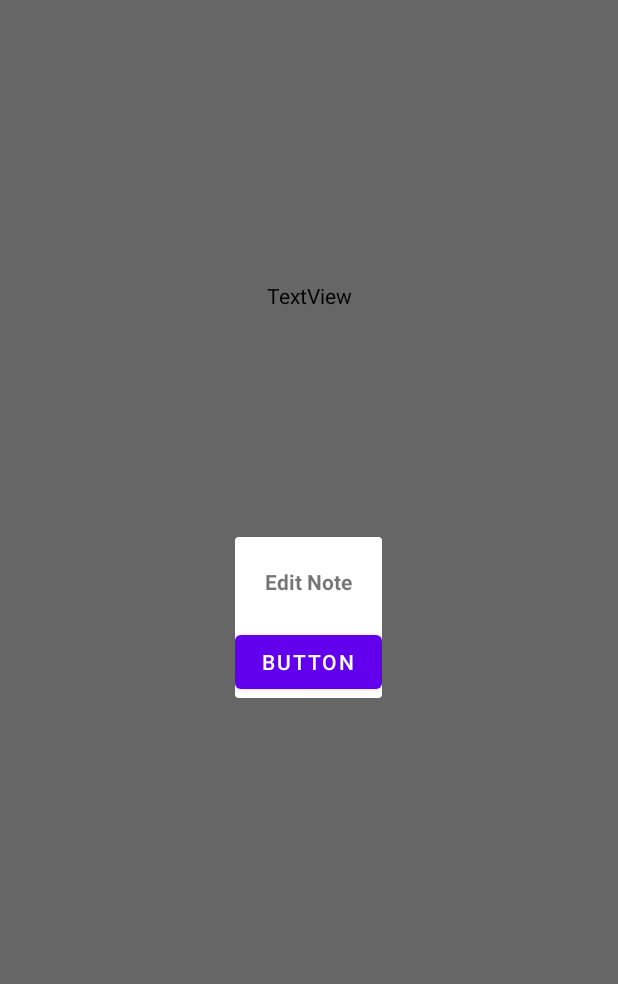
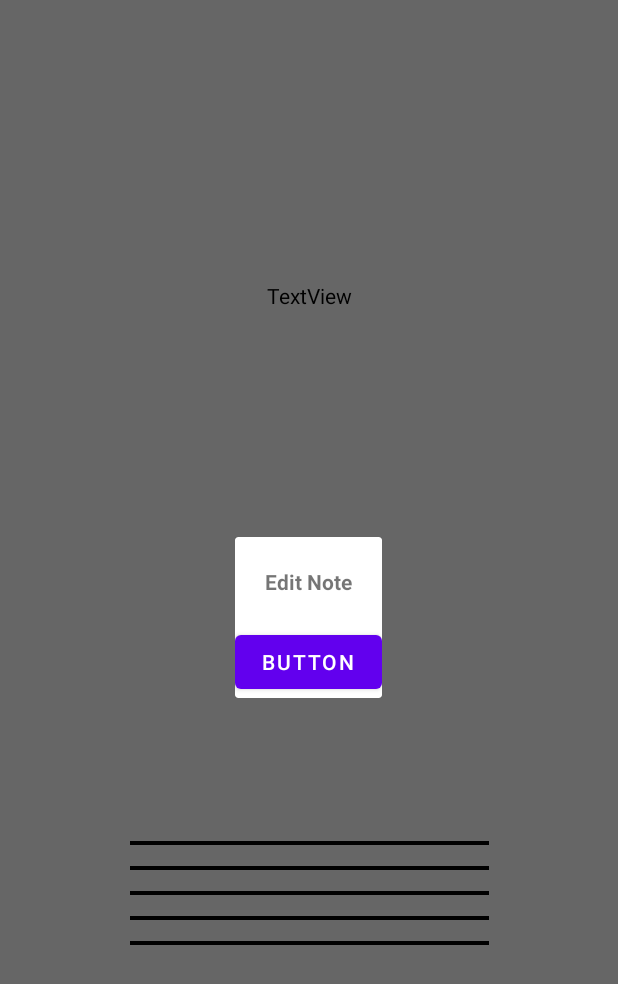
Before and after one commit to LukaSkrlj/Composer, an Android app: the Sheet screen opened directly, with no data from a screen before it, after a tap on "desc", on a phone screen of 412 x 824 dp. Shown: the top 984 px of the screen. Run offline under Robolectric (Android 15) with nearby library versions, the phone set to English and light mode, and no system bars.

Commit message:
Added canvas staff

```diff
--- /dev/null
+++ b/app/src/main/java/com/example/composer/Staff.kt
@@ -0,0 +1,36 @@
+package com.example.composer
+
+import android.content.Context
+import android.graphics.Canvas
+import android.graphics.Paint
+import android.util.AttributeSet
+import android.view.View
+
+class Staff @JvmOverloads constructor(
+    context: Context, attrs: AttributeSet? = null, defStyleAttr: Int = 0
+) : View(context, attrs, defStyleAttr) {
+
+    private val linesCount = 5
+    private val lineThickness = 4f
+    private val staffWidth = 500f
+    private val firstLine: Array<Float> =
+        arrayOf(0f, lineThickness / 2, staffWidth, lineThickness / 2)
+    private var lines: Array<Array<Float>> = arrayOf()
+    private val spacing = 25f
+
+    override fun onDraw(canvas: Canvas?) {
+        super.onDraw(canvas)
+        var lastLine: Array<Float> = firstLine
+        for (i in 1..linesCount) {
+            lines += lastLine
+            lastLine =
+                lastLine.mapIndexed { index, value -> if (index % 2 == 1) value + spacing else value }
+                    .toTypedArray()
+        }
+
+        val paint = Paint()
+        paint.strokeWidth = lineThickness
+
+        canvas?.drawLines(lines.flatten().toFloatArray(), paint)
+    }
+}
--- a/app/src/main/res/layout/activity_sheet.xml
+++ b/app/src/main/res/layout/activity_sheet.xml
@@ -6,6 +6,7 @@
     android:layout_height="match_parent"
     android:background="@color/white"
     tools:context=".Sheet">
+
 
     <ImageView
         android:id="@+id/imageView"
@@ -28,4 +29,13 @@
         app:layout_constraintEnd_toEndOf="parent"
         app:layout_constraintStart_toStartOf="parent"
         app:layout_constraintTop_toTopOf="parent" />
+
+    <com.example.composer.Staff
+        android:layout_width="239dp"
+        android:layout_height="133dp"
+        android:layout_margin="10dp"
+        app:layout_constraintBottom_toBottomOf="parent"
+        app:layout_constraintEnd_toEndOf="parent"
+        app:layout_constraintStart_toStartOf="parent"
+        app:layout_constraintTop_toBottomOf="@+id/imageView" />
 </androidx.constraintlayout.widget.ConstraintLayout>
```
